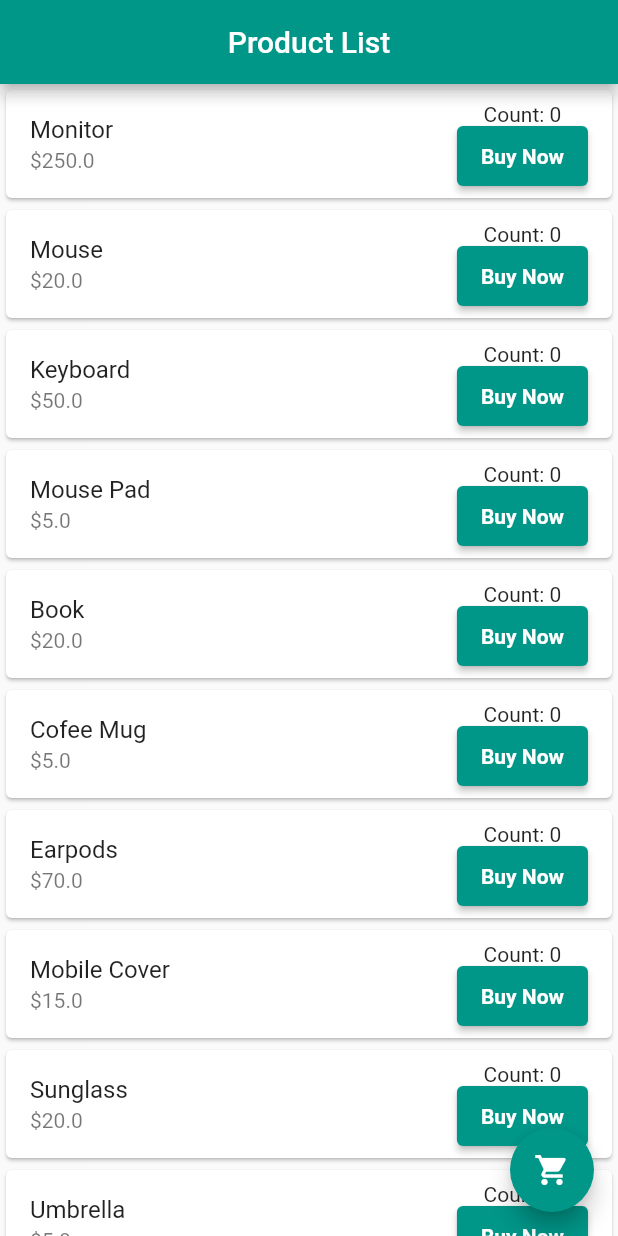
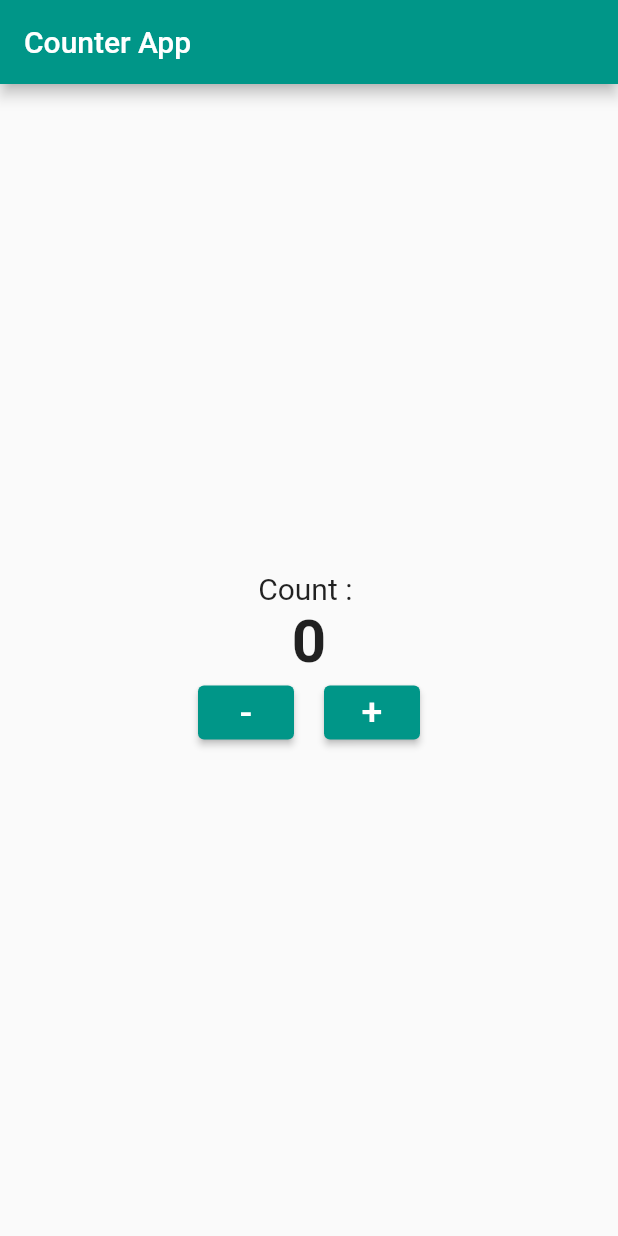
Before and after one commit to Zihadul-Islam-Fahim/flutter_assignments_livetest, a Flutter app: the screen it shows after launch, on a phone screen of 412 x 824 dp. Run offline on Flutter 3.47's test engine with Material 2 defaults, Android fonts, the phone set to English and light mode, and no system bars.

Commit message:
Livetest 7

```diff
--- a/lib/main.dart
+++ b/lib/main.dart
@@ -1,16 +1,7 @@
 import 'package:flutter/material.dart';
-import 'package:flutter_assignments_livetest/Cart_Page.dart';
 
 main() {
   runApp(const MyApp());
-}
-
-class Product {
-  String name = '';
-  double? price = 0;
-  int? count = 0;
-
-  Product(this.name, this.price, this.count);
 }
 
 class MyApp extends StatefulWidget {
@@ -39,91 +30,78 @@ class HomePage extends StatefulWidget {
 }
 
 class _HomePageState extends State<HomePage> {
-  List productlist = [
-    Product('Monitor', 250, 0),
-    Product('Mouse', 20, 0),
-    Product('Keyboard', 50, 0),
-    Product('Mouse Pad', 5, 0),
-    Product('Book', 20, 0),
-    Product('Cofee Mug', 5, 0),
-    Product('Earpods', 70, 0),
-    Product('Mobile Cover', 15, 0),
-    Product('Sunglass', 20, 0),
-    Product('Umbrella', 5, 0),
-    Product('Router', 50, 0),
-    Product('Coffee Mug', 5, 0),
-    Product('Soundbox', 100, 0),
-    Product('Calculator', 30, 0),
-  ];
-  int? cart = 0;
+  int count = 0;
 
   @override
   Widget build(BuildContext context) {
     return Scaffold(
         appBar: AppBar(
-        title: const Text('Product List'),
-        centerTitle: true,
+          title: const Text('Counter App'),
         ),
-      floatingActionButton: FloatingActionButton(
-        child: const Icon(Icons.shopping_cart),
-        onPressed: () {
-          Navigator.push(
-              context,
-              MaterialPageRoute(
-                  builder: (context) => Cartpage(cartcount: cart)));
-        },
+        body: Center(
+          child: Column(
+            mainAxisAlignment: MainAxisAlignment.center,
+            children: [
+              Text(
+                'Count : ',
+                style: TextStyle(fontSize: 20),
               ),
-      body: ListView.builder(
-          itemCount: productlist.length,
-          itemBuilder: (context, int i) {
-            Product product = productlist[i];
-            return Card(
-              child: ListTile(
-                title: Text(product.name),
-                subtitle: Text('\$${product.price}'),
-                trailing: Column(
+              Text('$count',
+                  style: TextStyle(fontSize: 40, fontWeight: FontWeight.bold)),
+              Row(
+                mainAxisAlignment: MainAxisAlignment.center,
                 children: [
-                    Text('Count: ${product.count}'),
-                    Expanded(
-                        child: ElevatedButton(
-                      child: const Text(
-                        'Buy Now',
-                        style: TextStyle(fontWeight: FontWeight.bold),
-                      ),
+                  ElevatedButton(
                       onPressed: () {
                         setState(() {
-                          product.count = product.count! + 1;
-                          if (product.count == 5) {
+                          if (count <= 0) {
+                            count == 0;
+                          } else {
+                            count--;
+                          }
+                        });
+                      },
+                      child: Text(
+                        '-',
+                        style: TextStyle(fontSize: 25),
+                      )),
+                  SizedBox(
+                    width: 20,
+                  ),
+                  ElevatedButton(
+                      onPressed: () {
                         setState(() {
-                              cart = cart! + 1;
-                            });
+                          count++;
+                          if (count >= 5) {
                             showDialog(
                                 context: context,
                                 builder: (context) {
                                   return AlertDialog(
-                                    title: const Text('Congratulations !'),
-                                    content: Text(
-                                        'You\'ve bought 5 ${product.name}!'),
+                                    title: Text("Button Pressed $count times"),
                                     actions: [
                                       TextButton(
+                                        child: Text(
+                                          'Close',
+                                          style: TextStyle(color: Colors.blue),
+                                        ),
                                         onPressed: () {
                                           Navigator.pop(context);
                                         },
-                                          child: const Text('Ok'))
+                                      )
                                     ],
                                   );
                                 });
-                          } else if (product.count == 6) {
-                            product.count = 5;
                           }
                         });
                       },
+                      child: Text(
+                        '+',
+                        style: TextStyle(fontSize: 25),
                       ))
                 ],
+              )
+            ],
           ),
-              ),
-            );
-          }),
-    );
+        ));
   }
 }
```
Also changed, not shown: lib/Cart_Page.dart (deleted, +0 -28 lines). Lines whose indentation alone changed are shown as unchanged.
